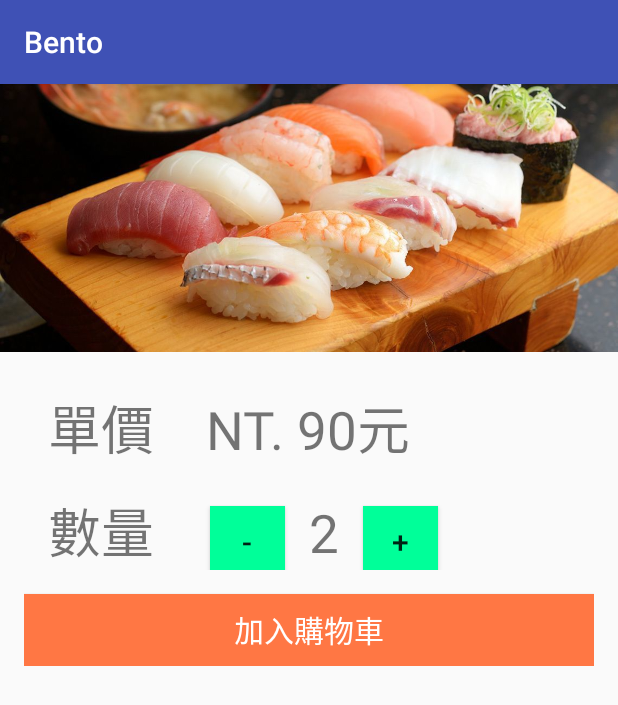
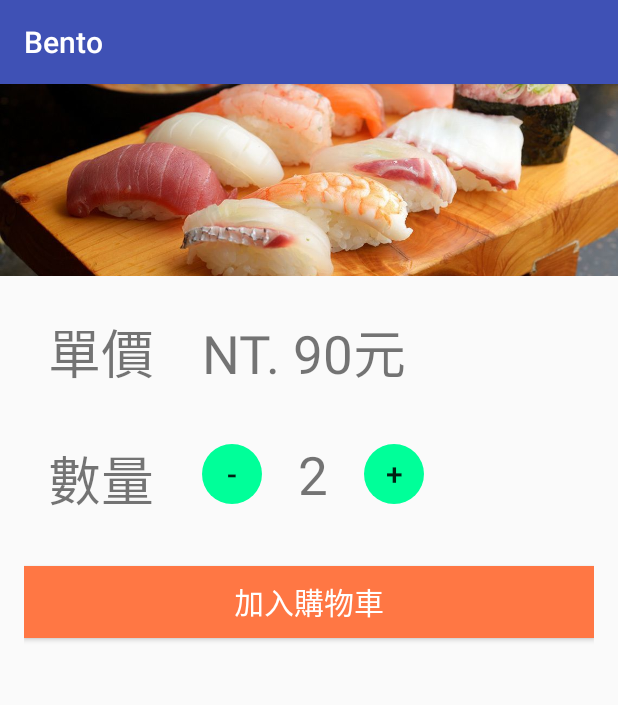
Before and after one commit to 107bento/App, an Android app: the meal_purchase screen opened directly, with no data from a screen before it, on a phone screen of 412 x 824 dp. Shown: the top 705 px of the screen. Run offline under Robolectric (Android 15) with nearby library versions, the phone set to English and light mode, and no system bars.

Commit message:
購買餐點畫面調整
圓型數量按鈕、單價數量：RelativeLayout＆排版

```diff
--- a/Bento/app/src/main/res/layout/activity_meal_purchase.xml
+++ b/Bento/app/src/main/res/layout/activity_meal_purchase.xml
@@ -1,9 +1,13 @@
 <?xml version="1.0" encoding="utf-8"?>
 <!--
-    (2)
+    (1)
     修改日期：10/11
     修改人：Yuting Tsai
     修改項目：調整排版
+    (2)
+    修改日期：10/18
+    修改人：Yuting Tsai
+    修改項目：圓型數量按鈕、單價數量：RelativeLayout＆排版
 -->
 <LinearLayout xmlns:android="http://schemas.android.com/apk/res/android"
     xmlns:app="http://schemas.android.com/apk/res-auto"
@@ -13,61 +17,75 @@
 
     <ImageView
         android:id="@+id/imageView2"
-        android:layout_width="fill_parent"
-        android:layout_height="@dimen/fab_margin"
-        android:layout_weight="0.3"
+        android:layout_width="match_parent"
+        android:layout_height="128dp"
         android:scaleType="centerCrop"
-        app:srcCompat="@drawable/meal01_01" />
+        app:srcCompat="@drawable/meal01_01"
+        android:elevation="@dimen/card_recycler_elevation"/>
 
-    <LinearLayout
-        android:layout_width="match_parent"
-        android:layout_height="wrap_content"
-        android:layout_weight="0.70"
-        android:orientation="vertical">
     <!--價錢跟數量-->
     <LinearLayout
         android:layout_width="match_parent"
-            android:layout_height="wrap_content"
+        android:layout_height="match_parent"
         android:layout_gravity="center_horizontal"
+        android:orientation="vertical"
         android:paddingLeft="@dimen/padding_left_and_right"
         android:paddingRight="@dimen/padding_left_and_right"
-            android:paddingTop="@dimen/padding_top"
-            android:orientation="vertical">
+        android:paddingTop="@dimen/padding_top">
 
+        <RelativeLayout
+            android:layout_width="match_parent"
+            android:layout_height="wrap_content"
+            android:layout_gravity="center_horizontal">
             <TextView
                 android:id="@+id/textView9"
+                android:layout_width="wrap_content"
+                android:layout_height="wrap_content"
+                android:layout_margin="@dimen/text_margin"
+                android:text="單價"
+                android:textSize="35sp" />
+            <TextView
+                android:layout_toRightOf="@id/textView9"
+                android:layout_width="wrap_content"
+                android:layout_height="wrap_content"
+                android:layout_margin="@dimen/text_margin"
+                android:text="NT. 90元"
+                android:textSize="35sp" />
+        </RelativeLayout>
+
+        <RelativeLayout
             android:layout_width="match_parent"
             android:layout_height="wrap_content"
-                android:layout_margin="@dimen/text_margin"
-                android:text="單價    NT. 90元"
-                android:textSize="35sp" />
-
-            <LinearLayout
-                android:layout_width="match_parent"
-                android:layout_height="wrap_content"
-                android:paddingLeft="@dimen/padding_left_and_right"
-                android:paddingRight="@dimen/padding_left_and_right"
-                android:orientation="horizontal"
-                android:weightSum="1">
+            android:layout_gravity="center_horizontal">
 
             <TextView
                 android:id="@+id/count"
                 android:layout_width="wrap_content"
                 android:layout_height="wrap_content"
-                    android:layout_weight="0.30"
+                android:layout_margin="@dimen/text_margin"
                 android:text="數量"
                 android:textSize="35sp" />
 
+            <LinearLayout
+                android:layout_toRightOf="@id/count"
+                android:layout_width="wrap_content"
+                android:layout_height="wrap_content"
+                android:layout_margin="@dimen/text_margin">
+
                 <Button
                     android:id="@+id/subtraction_btn"
-                    android:layout_width="50dp"
-                    android:layout_height="wrap_content"
+                    android:layout_width="40dp"
+                    android:layout_height="40dp"
+                    android:layout_gravity="center"
+                    android:background="@drawable/round"
+                    android:backgroundTint="#00FF99"
                     android:text="-"
-                    android:background="#00FF99"
                     android:textSize="20sp" />
 
                 <TextView
                     android:id="@+id/textView10"
+                    android:layout_marginLeft="@dimen/main_card_margin_horizontal"
+                    android:layout_toRightOf="@id/subtraction_btn"
                     android:layout_width="wrap_content"
                     android:layout_height="wrap_content"
                     android:paddingLeft="@dimen/padding_left_and_right"
@@ -77,34 +95,29 @@
 
                 <Button
                     android:id="@+id/Addition_btn"
-                    android:layout_width="50dp"
-                    android:layout_height="wrap_content"
-                    android:background="#00FF99"
+                    android:layout_marginLeft="@dimen/main_card_margin_horizontal"
+                    android:layout_toRightOf="@id/textView10"
+                    android:layout_width="40dp"
+                    android:layout_height="40dp"
+                    android:layout_gravity="center"
+                    android:background="@drawable/round"
+                    android:backgroundTint="#00FF99"
                     android:text="+"
                     android:textSize="20sp" />
             </LinearLayout>
+        </RelativeLayout>
 
-        </LinearLayout>
         <!--加入購物車-->
-        <LinearLayout
-            android:layout_width="match_parent"
-            android:layout_height="wrap_content"
-            android:paddingRight="@dimen/padding_left_and_right"
-            android:paddingLeft="@dimen/padding_left_and_right"
-            android:orientation="vertical"
-            android:layout_alignParentBottom="true" >
-
         <android.support.v7.widget.AppCompatButton
             android:id="@+id/btn_put_in_cart"
             style="?android:textAppearanceSmall"
-                android:textColor="@android:color/white"
             android:layout_width="match_parent"
             android:layout_height="wrap_content"
             android:layout_marginTop="@dimen/activity_vertical_margin"
+            android:layout_alignParentBottom="true"
             android:background="#FF7744"
             android:text="加入購物車"
+            android:textColor="@android:color/white"
             android:textSize="20sp" />
     </LinearLayout>
-
 </LinearLayout>
-</LinearLayout>
--- a/Bento/app/src/main/res/layout/store_menu.xml
+++ b/Bento/app/src/main/res/layout/store_menu.xml
@@ -16,7 +16,6 @@
         android:layout_width="match_parent"
         android:layout_height="128dp"
         android:scaleType="centerCrop"
-        android:padding="@dimen/padding_picture"
         android:elevation="@dimen/card_recycler_elevation"/>
 
     <ListView
```
Lines whose indentation alone changed are shown as unchanged.
